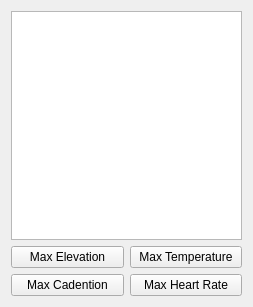
Above: resources/GpxInfoFileWidget.ui from MichalVlasak/OSMViewer before the change. Below: the same form after it.
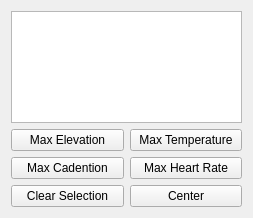
That is the form after the change.

```diff
--- a/resources/GpxInfoFileWidget.ui
+++ b/resources/GpxInfoFileWidget.ui
@@ -7,7 +7,7 @@
     <x>0</x>
     <y>0</y>
     <width>253</width>
-    <height>307</height>
+    <height>218</height>
    </rect>
   </property>
   <property name="windowTitle">
@@ -60,6 +60,20 @@
        </property>
       </widget>
      </item>
+     <item row="2" column="0">
+      <widget class="QPushButton" name="clearSelection">
+       <property name="text">
+        <string>Clear Selection</string>
+       </property>
+      </widget>
+     </item>
+     <item row="2" column="1">
+      <widget class="QPushButton" name="center">
+       <property name="text">
+        <string>Center</string>
+       </property>
+      </widget>
+     </item>
     </layout>
    </item>
   </layout>
```
